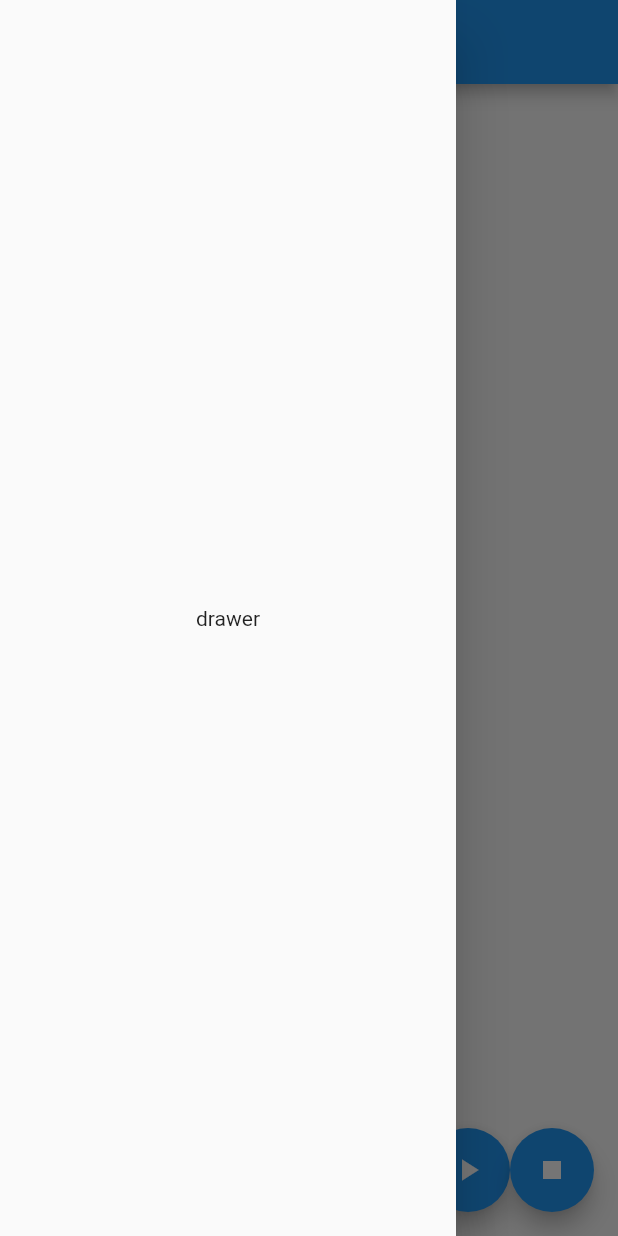
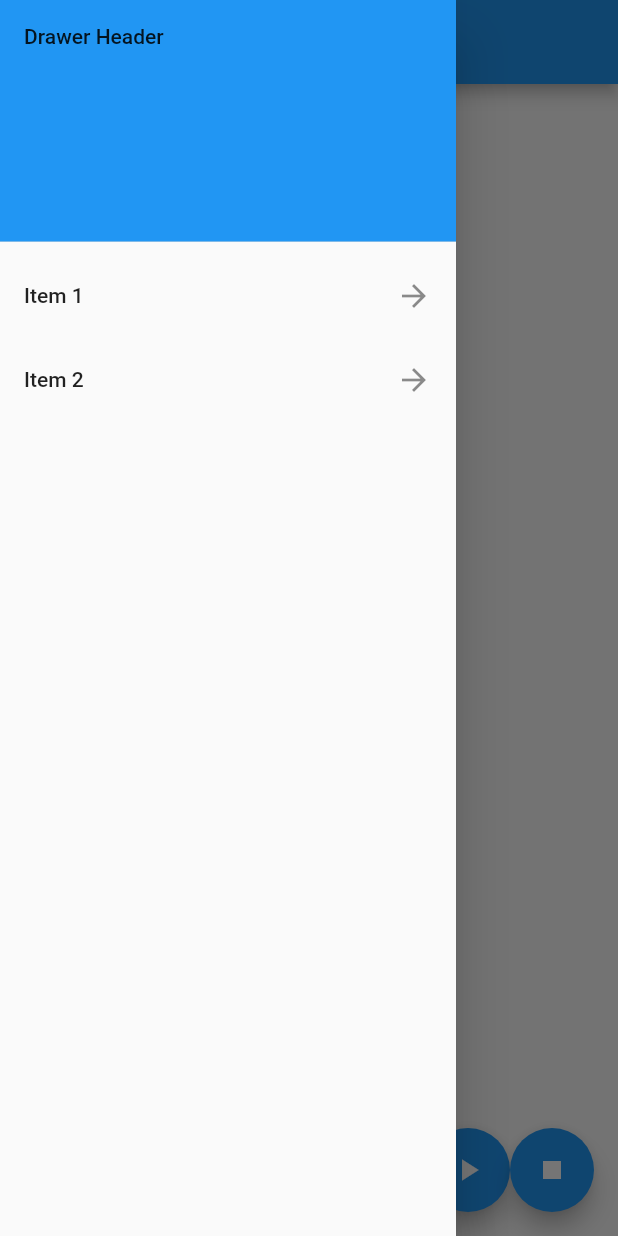
Before and after one commit to wassy310/flutter_stt, a Flutter app: the screen it shows after launch, with the side drawer open, on a phone screen of 412 x 824 dp. Run offline on Flutter 3.47's test engine with Material 2 defaults, Android fonts, the phone set to English and light mode, and no system bars; our stand-ins replace speech_to_text.

Commit message:
Add item to Drawer

```diff
--- a/lib/main.dart
+++ b/lib/main.dart
@@ -97,8 +97,26 @@ class _MyHomePageState extends State<MyHomePage> {
             onPressed: _speak, child: const Icon(Icons.play_arrow)),
         FloatingActionButton(onPressed: _stop, child: const Icon(Icons.stop))
       ]),
-      drawer: const Drawer(
-        child: Center(child: Text("drawer")),
+      // drawer: const Drawer(
+      //   child: Center(child: Text("drawer")),
+      // ),
+      drawer: Drawer(
+        child: ListView(children: <Widget>[
+          DrawerHeader(
+            child: Text("Drawer Header"),
+            decoration: BoxDecoration(
+              color: Colors.blue,
+            ),
+          ),
+          ListTile(
+            title: Text("Item 1"),
+            trailing: Icon(Icons.arrow_forward),
+          ),
+          ListTile(
+            title: Text("Item 2"),
+            trailing: Icon(Icons.arrow_forward),
+          ),
+        ]),
       ),
     );
   }
```
